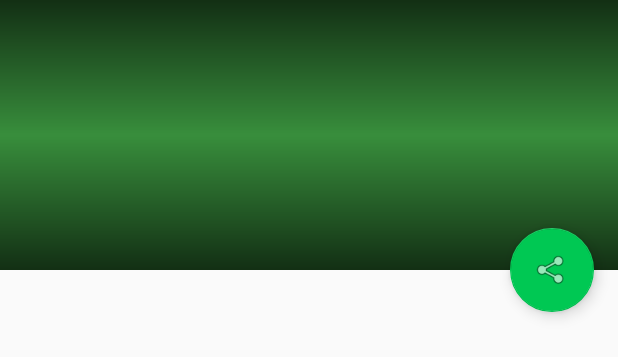
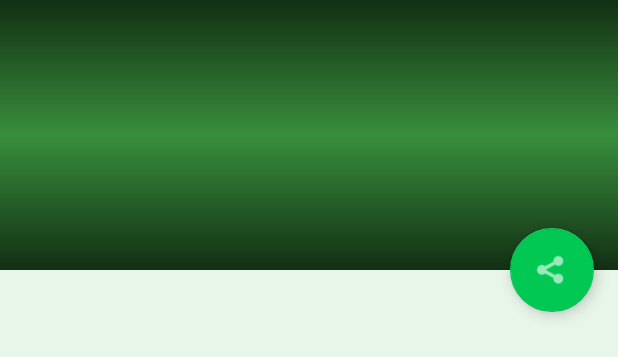
Before and after one commit to alu0100697414/SmartLaPalma, an Android app: the layout activity_new_detail.xml on its own in the app's theme, with its tools: preview values and no code run, on a phone screen of 412 x 824 dp. Shown: the top 357 px of the screen. Run offline under Robolectric (Android 15) with nearby library versions, the phone set to English and light mode, and no system bars.

Commit message:
Modified some colors int new detail layout.

```diff
--- a/app/src/main/res/layout/activity_new_detail.xml
+++ b/app/src/main/res/layout/activity_new_detail.xml
@@ -5,6 +5,7 @@
     xmlns:tools="http://schemas.android.com/tools"
     android:layout_width="match_parent"
     android:layout_height="match_parent"
+    android:background="@color/background_screen"
     tools:context=".Views.Activities.NewDetailActivity">
 
     <android.support.design.widget.AppBarLayout
@@ -99,6 +100,7 @@
         android:layout_gravity="center_vertical|start"
         android:layout_margin="16dp"
         android:src="@android:drawable/ic_menu_share"
+        android:tint="#FFFFFF"
         app:backgroundTint="#00C853"
         app:layout_anchor="@+id/new_detail_container"
         app:layout_anchorGravity="top|end" />
```
